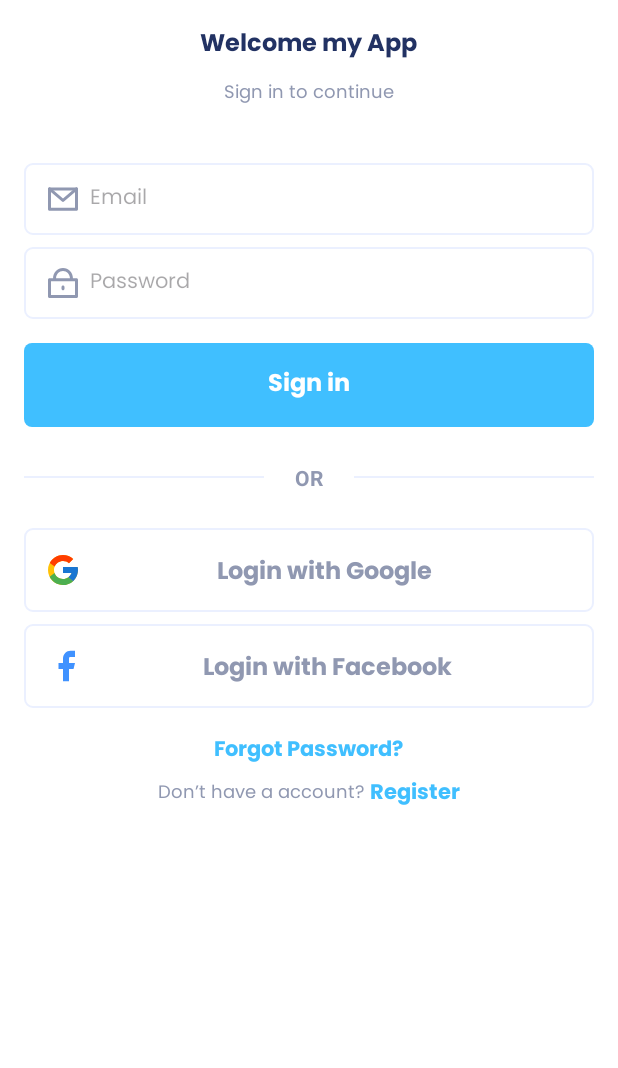
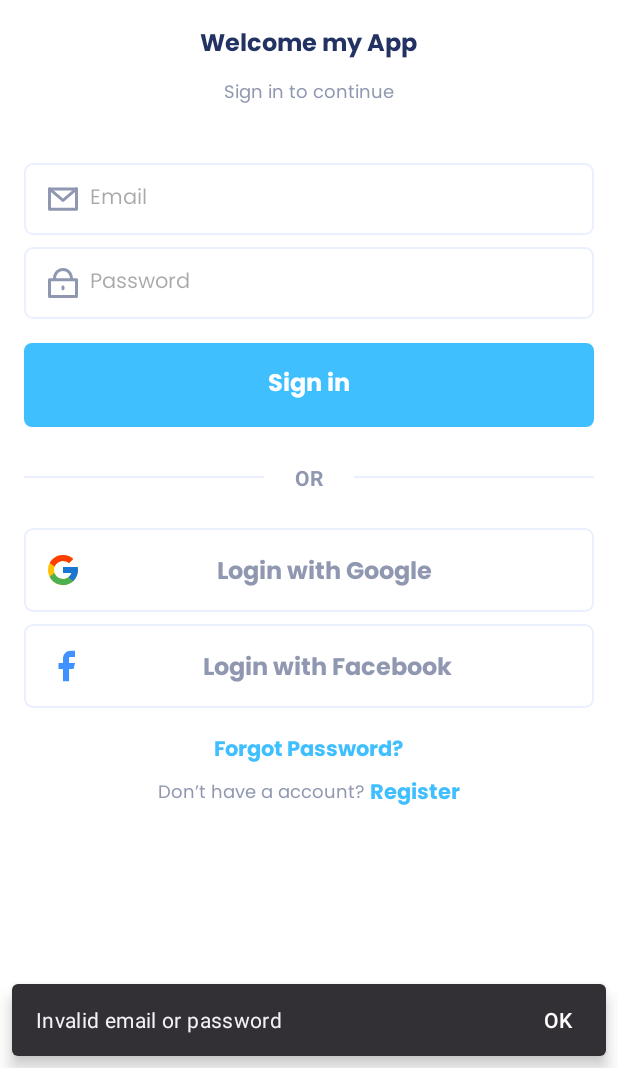
Before and after one commit to Hashem-Soud1/E-Commerce-Firebase, an Android app: the screen it shows after launch (AuthActivity), after a tap on "Sign in", on a phone screen of 412 x 824 dp, the part 168-1236 px from its top. Run offline under Robolectric (Android 15) with nearby library versions, the phone set to English and light mode, and no system bars; our stand-ins replace Firebase (no records; nobody signed in at launch, a user with empty details on screens opened directly), data binding; libraries missing offline, so code that uses them is left out: com.facebook, com.facebook.login; 5 statements that could not run were skipped.

Commit message:
fix login with base

```diff
--- a/app/src/main/java/com/example/e_commerce/ui/auth/fragment/loginFragment.kt
+++ b/app/src/main/java/com/example/e_commerce/ui/auth/fragment/loginFragment.kt
@@ -16,11 +16,13 @@ import androidx.navigation.fragment.findNavController
 import com.example.e_commerce.R
 import com.example.e_commerce.data.models.Resource
 import com.example.e_commerce.databinding.FragmentLoginBinding
-import com.example.e_commerce.ui.auth.fragments.BaseFragment
+import com.example.e_commerce.ui.common.fragments.BaseFragment
 import com.example.e_commerce.ui.auth.getGoogleRequestIntent
 import com.example.e_commerce.ui.auth.viewmodel.LoginViewModel
 import com.example.e_commerce.ui.auth.viewmodel.LoginViewModelFactory
 import com.example.e_commerce.ui.home.MainActivity
+import com.example.e_commerce.utils.CrashlyticsUtils
+import com.example.e_commerce.utils.LoginException
 import com.example.e_commerce.utils.showSnakeBarError
 import com.facebook.AccessToken
 import com.facebook.CallbackManager
@@ -35,22 +37,24 @@ import com.google.android.gms.tasks.Task
 import kotlinx.coroutines.launch
 
 
-class LoginFragment :BaseFragment<FragmentLoginBinding,LoginViewModel>() {
+class LoginFragment : BaseFragment<FragmentLoginBinding, LoginViewModel>() {
 
     private val callbackManager: CallbackManager by lazy { CallbackManager.Factory.create() }
     private val loginManager: LoginManager by lazy { LoginManager.getInstance() }
-
 
     override val viewModel: LoginViewModel by viewModels {
         LoginViewModelFactory(contextValue = requireContext())
     }
 
-    override fun getLayoutResId()=R.layout.fragment_login
+    override fun getLayoutResId(): Int = R.layout.fragment_login
 
-    override  fun init() {
-       initListeners()
-       initViewModel()
-   }
+    override fun init() {
+
+        initListeners()
+        initViewModel()
+
+
+    }
 
     private fun initViewModel() {
         lifecycleScope.launch {
@@ -68,7 +72,7 @@ class LoginFragment :BaseFragment<FragmentLoginBinding,LoginViewModel>() {
                     is Resource.Error -> {
                         progressDialog.dismiss()
                         val msg = resource.exception?.message ?: getString(R.string.generic_err_msg)
-                        Log.d(TAG, "initViewModelError: $msg")
+                     //   Log.d(TAG, "initViewModelError: $msg")
                         view?.showSnakeBarError(msg)
                     }
                 }
@@ -84,18 +88,21 @@ class LoginFragment :BaseFragment<FragmentLoginBinding,LoginViewModel>() {
     }
 
     private fun initListeners() {
+        binding.loginBtn.setOnClickListener {
+            viewModel.loginWithEmailAndPassword()
+        }
         binding.googleSigninBtn.setOnClickListener {
             loginWithGoogleRequest()
         }
         binding.facebookSigninBtn.setOnClickListener {
             loginWithFacebook()
         }
-        binding.registerTv.setOnClickListener {
-            findNavController().navigate(R.id.action_loginFragment_to_registerFragment)
-        }
         binding.forgotPasswordTv.setOnClickListener {
             val forgetPasswordFragment = ForgetPasswordFragment()
             forgetPasswordFragment.show(parentFragmentManager, "forget-password")
+        }
+        binding.registerTv.setOnClickListener {
+            findNavController().navigate(R.id.action_loginFragment_to_registerFragment)
         }
 
     }
@@ -112,7 +119,6 @@ class LoginFragment :BaseFragment<FragmentLoginBinding,LoginViewModel>() {
         }
 
     private fun loginWithGoogleRequest() {
-
         val signInIntent = getGoogleRequestIntent(requireActivity())
         launcher.launch(signInIntent)
     }
@@ -123,10 +129,18 @@ class LoginFragment :BaseFragment<FragmentLoginBinding,LoginViewModel>() {
             firebaseAuthWithGoogle(account.idToken!!)
         } catch (e: Exception) {
             view?.showSnakeBarError(e.message ?: getString(R.string.generic_err_msg))
-   }
+            val msg = e.message ?: getString(R.string.generic_err_msg)
+            logAuthIssueToCrashlytics(msg, "Google")
+        }
     }
 
-
+    private fun logAuthIssueToCrashlytics(msg: String, provider: String) {
+        CrashlyticsUtils.sendCustomLogToCrashlytics<LoginException>(
+            msg,
+            CrashlyticsUtils.LOGIN_KEY to msg,
+            CrashlyticsUtils.LOGIN_PROVIDER to provider,
+        )
+    }
 
     private fun firebaseAuthWithGoogle(idToken: String) {
         viewModel.loginWithGoogle(idToken)
@@ -147,7 +161,7 @@ class LoginFragment :BaseFragment<FragmentLoginBinding,LoginViewModel>() {
         loginManager.registerCallback(callbackManager, object : FacebookCallback<LoginResult> {
             override fun onSuccess(result: LoginResult) {
                 val token = result.accessToken.token
-                Log.d(TAG, "onSuccess: $token")
+          //      Log.d(TAG, "onSuccess: $token")
                 firebaseAuthWithFacebook(token)
             }
 
@@ -158,7 +172,9 @@ class LoginFragment :BaseFragment<FragmentLoginBinding,LoginViewModel>() {
             override fun onError(error: FacebookException) {
                 // Handle login error
                 val msg = error.message ?: getString(R.string.generic_err_msg)
+            //    Log.d(TAG, "onError: $msg")
                 view?.showSnakeBarError(msg)
+                logAuthIssueToCrashlytics(msg, "Facebook")
             }
         })
 
@@ -171,8 +187,6 @@ class LoginFragment :BaseFragment<FragmentLoginBinding,LoginViewModel>() {
         viewModel.loginWithFacebook(token)
     }
 
-
-
     companion object {
 
         private const val TAG = "LoginFragment"
--- a/app/src/main/java/com/example/e_commerce/ui/auth/viewmodel/LoginViewModel.kt
+++ b/app/src/main/java/com/example/e_commerce/ui/auth/viewmodel/LoginViewModel.kt
@@ -1,6 +1,7 @@
 package com.example.e_commerce.ui.auth.viewmodel
 
 import android.content.Context
+import android.util.Log
 import androidx.lifecycle.ViewModel
 import androidx.lifecycle.ViewModelProvider
 import androidx.lifecycle.viewModelScope
@@ -47,6 +48,7 @@ class LoginViewModel(
     fun loginWithEmailAndPassword() = viewModelScope.launch {
         val email = email.value
         val password = password.value
+
         if (isLoginIsValid.first()) {
             handleLoginFlow { authRepository.loginWithEmailAndPassword(email, password) }
         } else {
@@ -56,7 +58,7 @@ class LoginViewModel(
 
      fun loginWithGoogle(idToken: String) {
         handleLoginFlow { authRepository.loginWithGoogle(idToken) }
-    }
+     }
 
      fun loginWithFacebook(token: String) {
         handleLoginFlow { authRepository.loginWithFacebook(token) }
--- a/app/src/main/java/com/example/e_commerce/ui/auth/fragments/BaseFragment.kt
+++ b/app/src/main/java/com/example/e_commerce/ui/common/fragments/BaseFragment.kt
@@ -1,4 +1,4 @@
-package com.example.e_commerce.ui.auth.fragments
+package com.example.e_commerce.ui.common.fragments
 
 import android.os.Bundle
 import android.view.LayoutInflater
@@ -14,16 +14,14 @@ import com.example.e_commerce.BR
 
 
 
-abstract class BaseFragment<DB:ViewDataBinding,VM:ViewModel> : Fragment() {
 
+abstract class BaseFragment<DB : ViewDataBinding, VM : ViewModel> : Fragment() {
 
-
-    protected var _binding: DB? = null
-    protected val binding get() = _binding!!
+    val progressDialog by lazy { ProgressDialog.createProgressDialog(requireActivity()) }
 
     protected abstract val viewModel: VM
-
-    val progressDialog by lazy { ProgressDialog.createProgressDialog(requireActivity()) }
+    private var _binding: DB? = null
+    protected val binding get() = _binding!!
 
     override fun onCreateView(
         inflater: LayoutInflater, container: ViewGroup?, savedInstanceState: Bundle?
@@ -32,24 +30,29 @@ abstract class BaseFragment<DB:ViewDataBinding,VM:ViewModel> : Fragment() {
         return binding.root
     }
 
-
+    /**
+     * Get layout resource id which inflate in onCreateView.
+     */
     @LayoutRes
     abstract fun getLayoutResId(): Int
 
     override fun onViewCreated(view: View, savedInstanceState: Bundle?) {
         super.onViewCreated(view, savedInstanceState)
         doDataBinding()
+        init()
     }
 
-
+    /**
+     * Do your other stuff in init after binding layout.
+     */
     abstract fun init()
 
     private fun doDataBinding() {
         // it is extra if you want to set life cycle owner in binding
         binding.lifecycleOwner = viewLifecycleOwner
         // Here your viewModel and binding variable implementation
-        binding.setVariable(
-            BR.viewmodel, viewModel
+       binding.setVariable(
+           BR.viewModel, viewModel
         )  // In all layout the variable name should be "viewModel"
         binding.executePendingBindings()
     }
--- a/app/src/main/res/layout/fragment_login.xml
+++ b/app/src/main/res/layout/fragment_login.xml
@@ -4,7 +4,7 @@
     <data>
 
         <variable
-            name="viewmodel"
+            name="viewModel"
             type="com.example.e_commerce.ui.auth.viewmodel.LoginViewModel" />
     </data>
 
@@ -16,7 +16,7 @@
 
         <LinearLayout
             android:layout_width="match_parent"
-            android:layout_height="match_parent"
+            android:layout_height="wrap_content"
             android:layout_marginStart="16dp"
             android:layout_marginEnd="16dp"
             android:gravity="center_horizontal"
@@ -26,6 +26,7 @@
                 android:layout_width="72dp"
                 android:layout_height="72dp"
                 android:layout_marginTop="40dp"
+
                 android:src="@drawable/ic_primary_logo" />
 
             <androidx.appcompat.widget.AppCompatTextView
@@ -52,7 +53,7 @@
                 android:drawableStart="@drawable/ic_email"
                 android:hint="@string/email_et_hint"
                 android:inputType="textEmailAddress"
-                android:text="@={viewmodel.email}" />
+                android:text="@={viewModel.email}" />
 
             <androidx.appcompat.widget.AppCompatEditText
                 android:id="@+id/password_et"
@@ -63,14 +64,13 @@
                 android:drawableStart="@drawable/ic_password"
                 android:inputType="textPassword"
                 android:hint="@string/password_et_hint"
-                android:text="@={viewmodel.password}"
+                android:text="@={viewModel.password}"
                 />
 
             <androidx.appcompat.widget.AppCompatTextView
                 android:id="@+id/login_btn"
                 style="@style/PrimaryButtonStyle"
                 android:layout_marginTop="16dp"
-                android:onClickListener="@{() -> viewmodel.loginWithEmailAndPassword()}"
                 android:text="@string/sign_in" />
 
             <RelativeLayout
```
